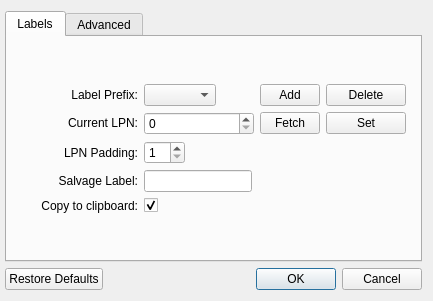
This is settingswindow.ui in LMBernardo/LabelManager as Qt 5 draws it before an edit. The edited form follows.
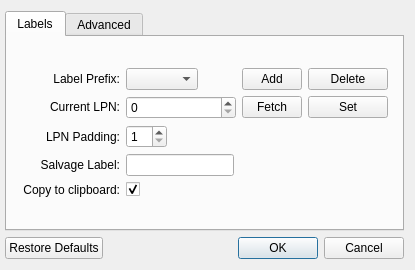
This is the edited form.

Commit message: Fixed settings window size

```diff
--- a/settingswindow.ui
+++ b/settingswindow.ui
@@ -9,8 +9,8 @@
    <rect>
     <x>0</x>
     <y>0</y>
-    <width>433</width>
-    <height>301</height>
+    <width>415</width>
+    <height>270</height>
    </rect>
   </property>
   <property name="sizePolicy">
```
